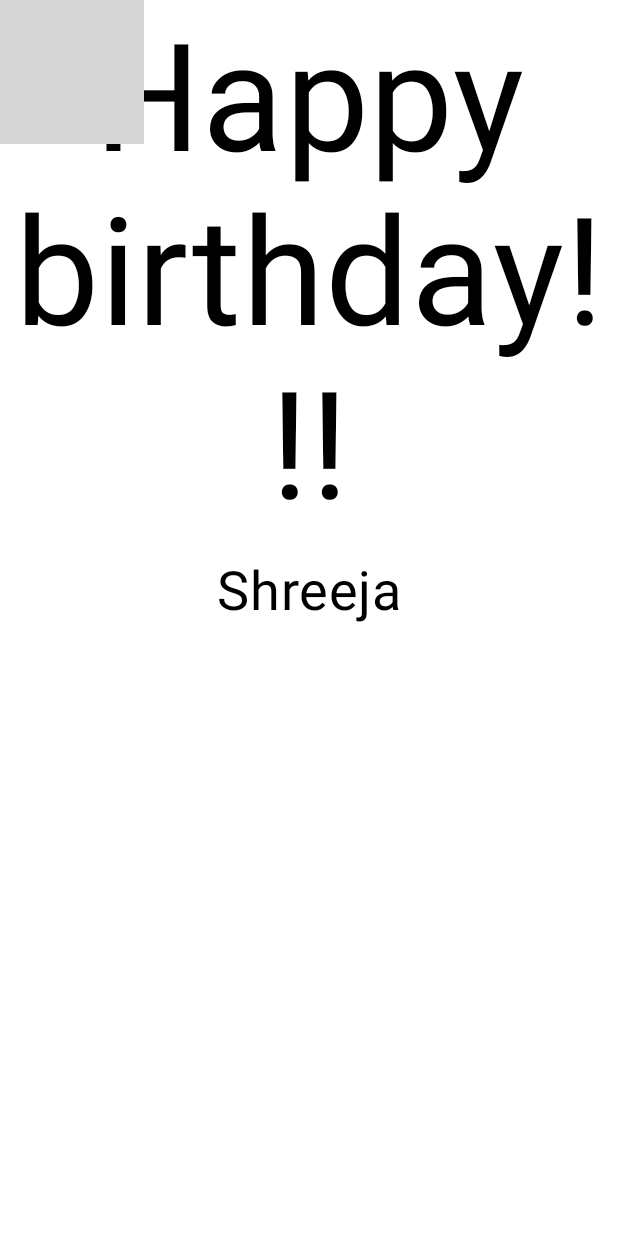
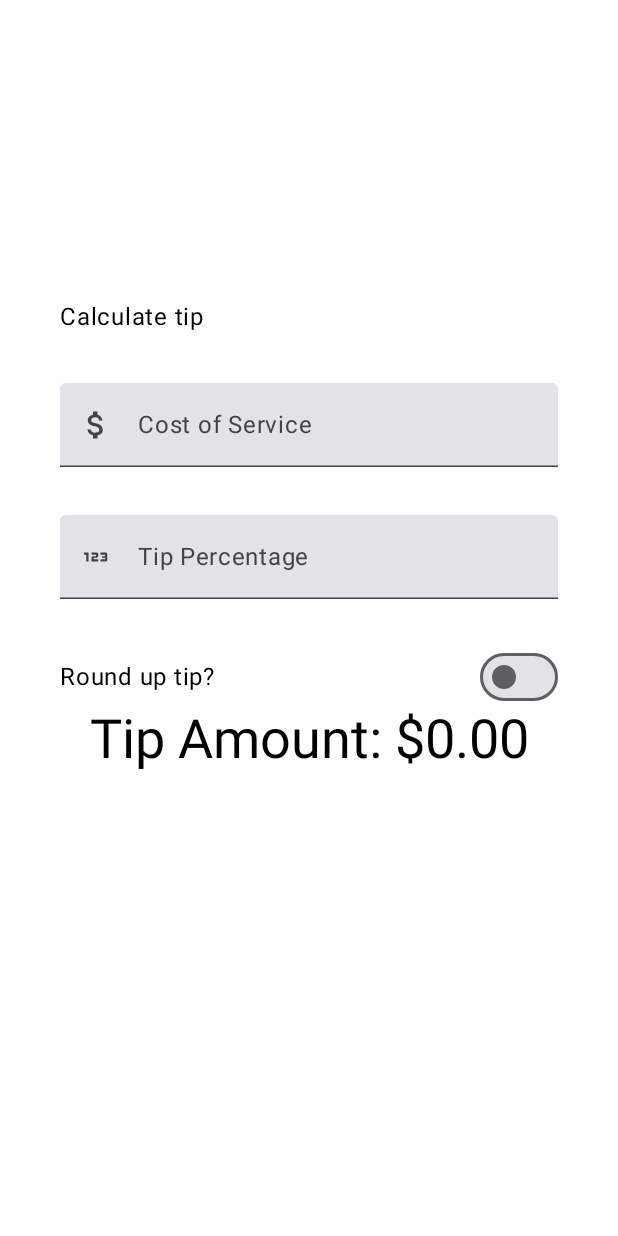
Before and after one commit to sachinsandbhor/ComposeExamples, an Android app built with Jetpack Compose: the @Preview function GreetingPreview, on a phone screen of 412 x 824 dp. Run offline under Robolectric (Android 15) with nearby library versions, the phone set to English and light mode, and no system bars; grey boxes are pictures that could not be loaded.

Commit message:
feat(Compose examples): Tip calculator code changes added. Unit test case sample added. Instrument test cases added.

```diff
--- a/app/src/main/java/com/shreejacreation/composesample/MainActivity.kt
+++ b/app/src/main/java/com/shreejacreation/composesample/MainActivity.kt
@@ -25,6 +25,7 @@ import androidx.compose.ui.text.style.TextAlign
 import androidx.compose.ui.tooling.preview.Preview
 import androidx.compose.ui.unit.dp
 import androidx.compose.ui.unit.sp
+import com.shreejacreation.composesample.tipcalculator.TipTimeLayout
 import com.shreejacreation.composesample.ui.theme.ComposeSampleTheme
 
 class MainActivity : ComponentActivity() {
@@ -37,106 +38,10 @@ class MainActivity : ComponentActivity() {
                     modifier = Modifier.fillMaxSize(),
                     color = MaterialTheme.colorScheme.background
                 ) {
-                    Lemanade()
+                    TipTimeLayout()
                 }
             }
         }
-    }
-}
-
-/**
-//GreetingImage(message = stringResource(R.string.happy_birthday), from = "Shreeja")
-/*TutorialDetail(
-modifier = Modifier,
-title = stringResource(R.string.title),
-message1 = stringResource(R.string.message1),
-message2 = stringResource(R.string.message2)
-)*/
-/*TaskManger(
-modifier = Modifier,
-message1 = stringResource(R.string.task_manager_text1),
-message2 = stringResource(R.string.task_manager_text2)
-)*/
-//QuadrantApp()
-//DicaApp()
- */
-
-@Composable
-fun QuadrantApp() {
-    Column(modifier = Modifier.fillMaxSize()) {
-        Row(modifier = Modifier.weight(1f)) {
-            Quadrant(
-                modifier = Modifier.weight(1f),
-                text1 = "Hi",
-                text2 = "Heeloooo",
-                backgroundColor = Color(0xFFEADDFF)
-            )
-            Quadrant(
-                modifier = Modifier.weight(1f),
-                text1 = "Hi",
-                text2 = "Heeloooo",
-                backgroundColor = Color(0xFFD0BCFF),
-            )
-        }
-        Row(modifier = Modifier.weight(1f)) {
-            Quadrant(
-                modifier = Modifier.weight(1f),
-                text1 = "Hi",
-                text2 = "Heeloooo",
-                backgroundColor = Color(0xFFB69DF8),
-            )
-            Quadrant(
-                modifier = Modifier.weight(1f),
-                text1 = "Hi",
-                text2 = "Heeloooo",
-                backgroundColor = Color(0xFFF6EDFF),
-            )
-        }
-
-    }
-}
-
-@Composable
-fun GreetingText(
-    modifier: Modifier = Modifier,
-    message: String,
-    from: String
-) {
-    Column (
-        verticalArrangement = Arrangement.Center,
-        modifier = modifier.padding(8.dp)
-    ) {
-        Text(
-            text = message,
-            fontSize = 100.sp,
-            lineHeight = 116.sp,
-            textAlign = TextAlign.Center,
-        )
-        Text(
-            text = from,
-            fontSize = 36.sp,
-            modifier = modifier
-                .padding(16.dp)
-                .align(Alignment.CenterHorizontally)
-        )
-    }
-}
-
-@Composable
-fun GreetingImage(
-    modifier: Modifier = Modifier,
-    message: String,
-    from: String
-) {
-    val image = painterResource(R.drawable.androidparty)
-    Box(modifier = modifier) {
-        Image(
-            painter = image,
-            contentDescription = null,
-            contentScale = ContentScale.Crop,
-            alpha = 0.5F
-        )
-        GreetingText(message = message, from = from)
     }
 }
 
@@ -148,6 +53,6 @@ fun GreetingImage(
 @Composable
 fun GreetingPreview() {
     ComposeSampleTheme {
-        GreetingImage(message = "Happy birthday!!!", from = "Shreeja")
+        TipTimeLayout()
     }
 }
--- /dev/null
+++ b/app/src/main/java/com/shreejacreation/composesample/tipcalculator/TipTimeLayout.kt
@@ -0,0 +1,168 @@
+package com.shreejacreation.composesample.tipcalculator
+
+import androidx.annotation.DrawableRes
+import androidx.annotation.StringRes
+import androidx.annotation.VisibleForTesting
+import androidx.compose.foundation.layout.Arrangement
+import androidx.compose.foundation.layout.Column
+import androidx.compose.foundation.layout.Row
+import androidx.compose.foundation.layout.Spacer
+import androidx.compose.foundation.layout.fillMaxSize
+import androidx.compose.foundation.layout.fillMaxWidth
+import androidx.compose.foundation.layout.height
+import androidx.compose.foundation.layout.padding
+import androidx.compose.foundation.layout.safeDrawingPadding
+import androidx.compose.foundation.layout.size
+import androidx.compose.foundation.layout.statusBarsPadding
+import androidx.compose.foundation.layout.wrapContentWidth
+import androidx.compose.foundation.rememberScrollState
+import androidx.compose.foundation.text.KeyboardOptions
+import androidx.compose.foundation.verticalScroll
+import androidx.compose.material3.Icon
+import androidx.compose.material3.MaterialTheme
+import androidx.compose.material3.Switch
+import androidx.compose.material3.Text
+import androidx.compose.material3.TextField
+import androidx.compose.runtime.Composable
+import androidx.compose.runtime.getValue
+import androidx.compose.runtime.mutableStateOf
+import androidx.compose.runtime.remember
+import androidx.compose.runtime.setValue
+import androidx.compose.ui.Alignment
+import androidx.compose.ui.Modifier
+import androidx.compose.ui.graphics.painter.Painter
+import androidx.compose.ui.res.painterResource
+import androidx.compose.ui.res.stringResource
+import androidx.compose.ui.text.input.ImeAction
+import androidx.compose.ui.text.input.KeyboardType
+import androidx.compose.ui.tooling.preview.Preview
+import androidx.compose.ui.unit.dp
+import com.shreejacreation.composesample.R
+import com.shreejacreation.composesample.ui.theme.ComposeSampleTheme
+import java.text.NumberFormat
+
+@Composable
+fun TipTimeLayout(modifier: Modifier = Modifier.fillMaxSize()) {
+
+    var amountInput by remember { mutableStateOf("") }
+    var tipInput by remember { mutableStateOf("") }
+    var roundTip by remember { mutableStateOf(false) }
+
+    val amount = amountInput.toDoubleOrNull() ?: 0.0
+    val tipPercentage = tipInput.toDoubleOrNull() ?: 0.0
+    val tip = calculateTip(amount, tipPercentage, roundTip)
+
+    Column(modifier
+        .statusBarsPadding()
+        .padding(horizontal = 40.dp)
+        .verticalScroll(rememberScrollState())
+        .safeDrawingPadding(),
+        horizontalAlignment = Alignment.CenterHorizontally,
+        verticalArrangement = Arrangement.Center
+    ) {
+        Text(
+            text = stringResource(R.string.calculate_tip),
+            modifier = Modifier
+                .padding(bottom = 16.dp, top = 40.dp)
+                .align(alignment = Alignment.Start)
+        )
+        Spacer(modifier = Modifier.height(16.dp))
+        EditNumberField(
+            value = tipInput,
+            onValueChanged = { tipInput = it },
+            label = R.string.cost_of_service,
+            modifier = Modifier.padding(bottom = 32.dp).fillMaxWidth(),
+            keyboardOptions = KeyboardOptions.Default.copy(
+                keyboardType = KeyboardType.Number,
+                imeAction = ImeAction.Next
+            ),
+            leadingIcon = R.drawable.money_24
+        )
+        EditNumberField(
+            value = amountInput,
+            onValueChanged = { amountInput = it },
+            label = R.string.how_was_the_service,
+            modifier = Modifier.padding(bottom = 32.dp).fillMaxWidth(),
+            keyboardOptions = KeyboardOptions.Default.copy(
+                keyboardType = KeyboardType.Number,
+                imeAction = ImeAction.Done
+            ),
+            leadingIcon = R.drawable.outline_123_24
+        )
+        RoundTheTipRow(
+            modifier = Modifier.padding(bottom = 32.dp),
+            roundTip = roundTip,
+            onRoundUpChanged = {roundTip = it})
+        Text(
+            text = stringResource(R.string.tip_amount, tip),
+            style = MaterialTheme.typography.displaySmall
+        )
+        Spacer(modifier = Modifier.height(150.dp))
+    }
+
+}
+
+@Composable
+fun EditNumberField(
+    value: String,
+    onValueChanged: (String) -> Unit,
+    @StringRes label:Int,
+    modifier: Modifier = Modifier,
+    keyboardOptions: KeyboardOptions,
+    @DrawableRes leadingIcon: Int
+) {
+    TextField(
+        value = value,
+        onValueChanged,
+        label = { Text(stringResource(label)) },
+        modifier = modifier.fillMaxWidth(),
+        singleLine = true,
+        keyboardOptions = keyboardOptions,
+        leadingIcon = { Icon(painter = painterResource(leadingIcon), null) }
+    )
+}
+
+@Composable
+fun RoundTheTipRow(
+    modifier: Modifier = Modifier,
+    roundTip: Boolean,
+    onRoundUpChanged: (Boolean) -> Unit
+    ) {
+    Row(
+        modifier = Modifier
+            .fillMaxSize()
+            .size(40.dp),
+        verticalAlignment = Alignment.CenterVertically
+    ) {
+       Text(stringResource(R.string.round_up_tip))
+        Switch(
+            modifier = Modifier
+                .fillMaxWidth()
+                .wrapContentWidth(Alignment.End),
+            checked = roundTip,
+            onCheckedChange = onRoundUpChanged
+        )
+    }
+}
+
+@VisibleForTesting
+internal fun calculateTip(amount: Double, tipPercent: Double = 15.0, roundTip: Boolean): String {
+    var tip = tipPercent / 100 * amount
+    if (roundTip) {
+        tip = kotlin.math.ceil(tip)
+    }
+    return NumberFormat.getCurrencyInstance().format(tip)
+}
+
+
+@Preview(
+    showBackground = true,
+    showSystemUi = true,
+    name = "my preview"
+)
+@Composable
+fun TipTimeLayoutPreview() {
+    ComposeSampleTheme {
+        TipTimeLayout()
+    }
+}
--- /dev/null
+++ b/app/src/main/res/drawable/money_24.xml
@@ -0,0 +1,5 @@
+<vector xmlns:android="http://schemas.android.com/apk/res/android" android:height="24dp" android:tint="#030303" android:viewportHeight="24" android:viewportWidth="24" android:width="24dp">
+
+    <path android:fillColor="@android:color/white" android:pathData="M11.8,10.9c-2.27,-0.59 -3,-1.2 -3,-2.15 0,-1.09 1.01,-1.85 2.7,-1.85 1.78,0 2.44,0.85 2.5,2.1h2.21c-0.07,-1.72 -1.12,-3.3 -3.21,-3.81V3h-3v2.16c-1.94,0.42 -3.5,1.68 -3.5,3.61 0,2.31 1.91,3.46 4.7,4.13 2.5,0.6 3,1.48 3,2.41 0,0.69 -0.49,1.79 -2.7,1.79 -2.06,0 -2.87,-0.92 -2.98,-2.1h-2.2c0.12,2.19 1.76,3.42 3.68,3.83V21h3v-2.15c1.95,-0.37 3.5,-1.5 3.5,-3.55 0,-2.84 -2.43,-3.81 -4.7,-4.4z"/>
+
+</vector>
--- /dev/null
+++ b/app/src/main/res/drawable/outline_123_24.xml
@@ -0,0 +1,5 @@
+<vector xmlns:android="http://schemas.android.com/apk/res/android" android:height="24dp" android:tint="#030303" android:viewportHeight="960" android:viewportWidth="960" android:width="24dp">
+
+    <path android:fillColor="@android:color/white" android:pathData="M220,600L220,420L160,420L160,360L280,360L280,600L220,600ZM360,600L360,500Q360,483 371.5,471.5Q383,460 400,460L480,460L480,420L360,420L360,360L500,360Q517,360 528.5,371.5Q540,383 540,400L540,460Q540,477 528.5,488.5Q517,500 500,500L420,500L420,540L540,540L540,600L360,600ZM600,600L600,540L720,540L720,500L640,500L640,460L720,460L720,420L600,420L600,360L740,360Q757,360 768.5,371.5Q780,383 780,400L780,560Q780,577 768.5,588.5Q757,600 740,600L600,600Z"/>
+
+</vector>
--- a/app/src/main/res/values/strings.xml
+++ b/app/src/main/res/values/strings.xml
@@ -24,6 +24,13 @@
     <string name="glass_of_lemonade">Glass of lemonade</string>
     <string name="empty_glass">Empty glass</string>
 
+    <!-- Tip calculator application strings-->
+    <string name="calculate_tip">Calculate tip</string>
+    <string name="bill_amount">Bill Amount</string>
+    <string name="tip_amount">Tip Amount: %s</string>
+    <string name="cost_of_service">Cost of Service</string>
+    <string name="how_was_the_service">Tip Percentage</string>
+    <string name="round_up_tip">Round up tip?</string>
 
 
 </resources>
```
Also changed, not shown: 2 other files.
